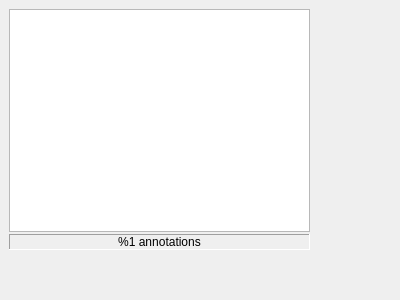
First picture: the form in AnnoTool/src/uiStuff/forms/AnnoListWidget.ui, repository basileios-anastasatos/AnnoTool, before the edit.
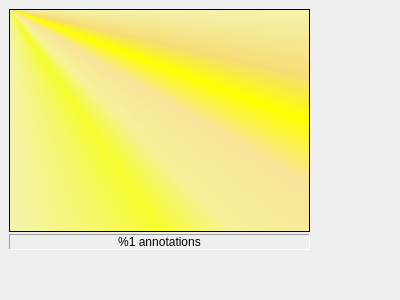
Second picture: the form after the edit.

Patch:
```diff
--- a/AnnoTool/src/uiStuff/forms/AnnoListWidget.ui
+++ b/AnnoTool/src/uiStuff/forms/AnnoListWidget.ui
@@ -50,6 +50,9 @@
       </property>
       <item>
        <widget class="QTreeView" name="trAnnoList">
+        <property name="styleSheet">
+         <string notr="true">color: rgb(0, 0, 127); background-color: qconicalgradient(cx:0, cy:0, angle:135, stop:0 rgba(255, 255, 0, 69), stop:0.375 rgba(255, 255, 0, 69), stop:0.423533 rgba(251, 255, 0, 145), stop:0.45 rgba(247, 255, 0, 208), stop:0.477581 rgba(255, 244, 71, 130), stop:0.518717 rgba(255, 218, 71, 130), stop:0.55 rgba(255, 255, 0, 255), stop:0.57754 rgba(255, 203, 0, 130), stop:0.625 rgba(255, 255, 0, 69), stop:1 rgba(255, 255, 0, 69)); selection-color: rgb(255, 255, 0); selection-background-color: rgb(85, 0, 255);</string>
+        </property>
         <property name="editTriggers">
          <set>QAbstractItemView::NoEditTriggers</set>
         </property>
```
